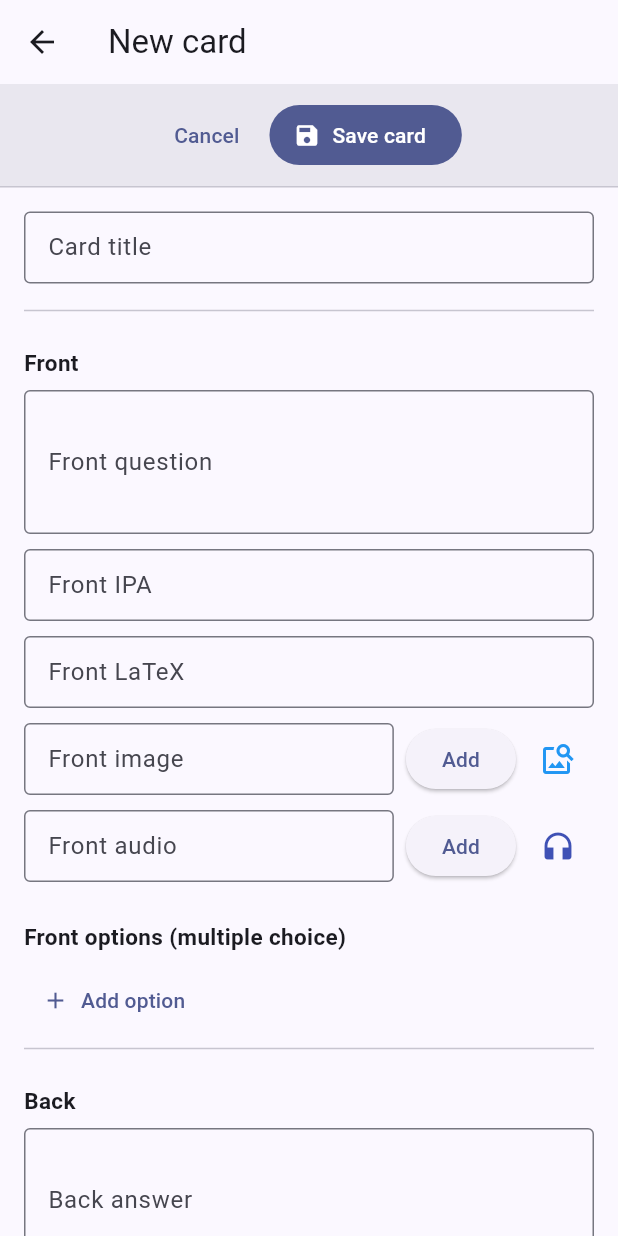
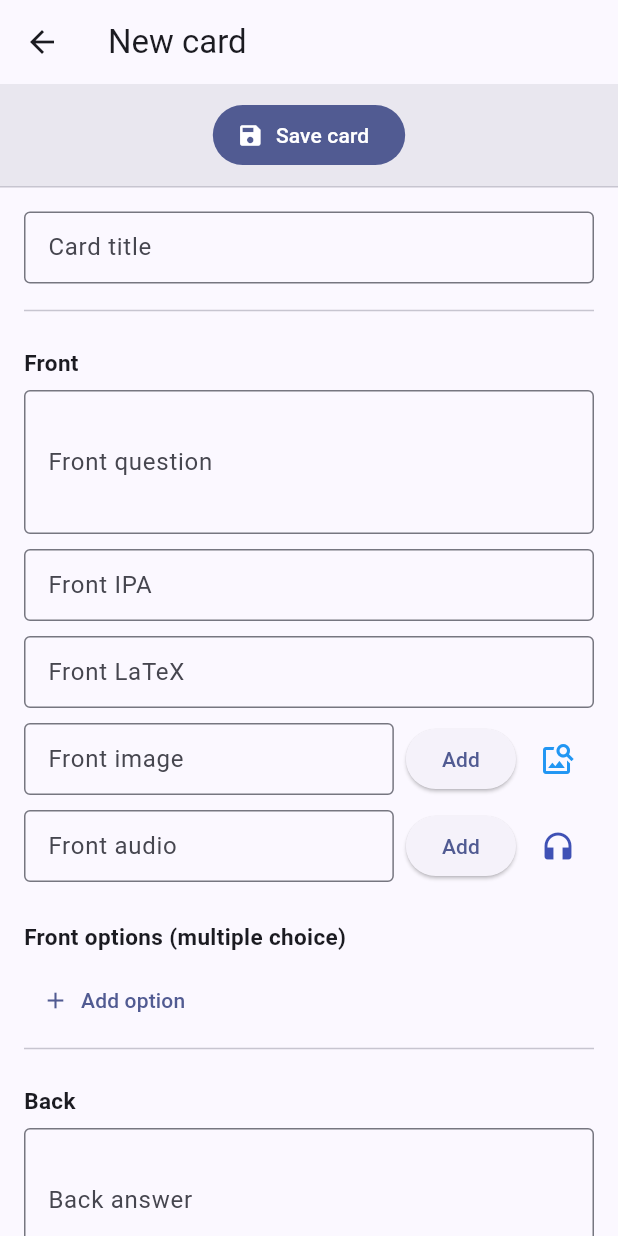
Before and after one commit to magnussimonsen/simonsenflashcard, a Flutter app: the DeckEditorScreen screen opened directly, after a tap on the "add" icon, on a phone screen of 412 x 824 dp. Run offline on Flutter 3.47's test engine with Material 3 defaults, Android fonts, the phone set to English and light mode, and no system bars; our stand-ins replace audioplayers, yaml; missing offline and left inert: file_selector, flutter_math_fork.

Commit message:
refactor: remove cancel button from edit card widget

```diff
--- a/lib/ui/shared/edit_card_widget.dart
+++ b/lib/ui/shared/edit_card_widget.dart
@@ -430,13 +430,6 @@ class _EditCardWidgetState extends State<EditCardWidget> {
               child: Row(
                 mainAxisAlignment: MainAxisAlignment.center,
                 children: [
-                  if (widget.onCancel != null) ...[
-                    TextButton(
-                      onPressed: _tryCancel,
-                      child: const Text('Cancel'),
-                    ),
-                    const SizedBox(width: 8),
-                  ],
                   FilledButton.icon(
                     onPressed: _save,
                     icon: const Icon(Icons.save),
```
